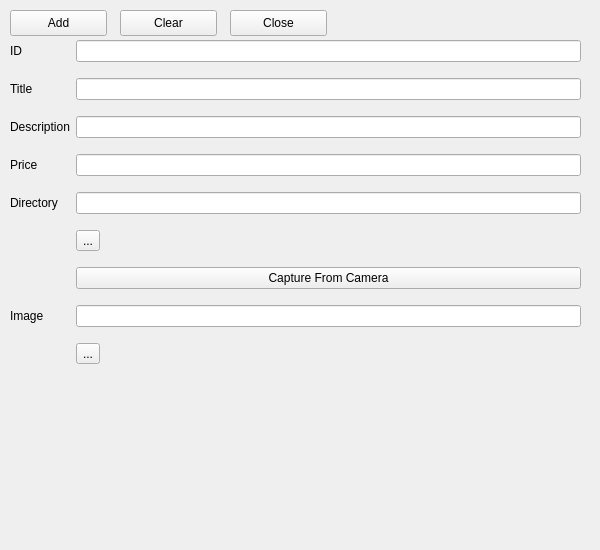
rajithavk/frontend, file inventory.ui: the form before one commit.
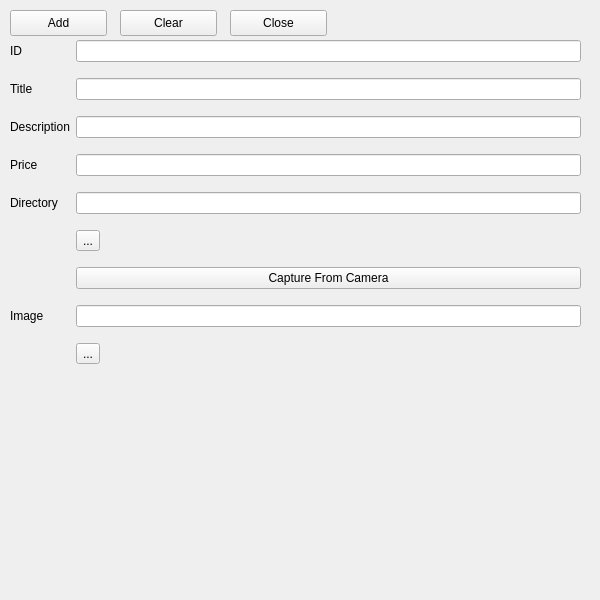
The form after the commit.

The edit to the form file:
```diff
--- a/inventory.ui
+++ b/inventory.ui
@@ -7,7 +7,7 @@
     <x>0</x>
     <y>0</y>
     <width>600</width>
-    <height>550</height>
+    <height>600</height>
    </rect>
   </property>
   <property name="sizePolicy">
@@ -175,10 +175,10 @@
   <widget class="QLabel" name="label">
    <property name="geometry">
     <rect>
-     <x>130</x>
+     <x>70</x>
      <y>380</y>
-     <width>266</width>
-     <height>200</height>
+     <width>200</width>
+     <height>250</height>
     </rect>
    </property>
    <property name="text">
```
